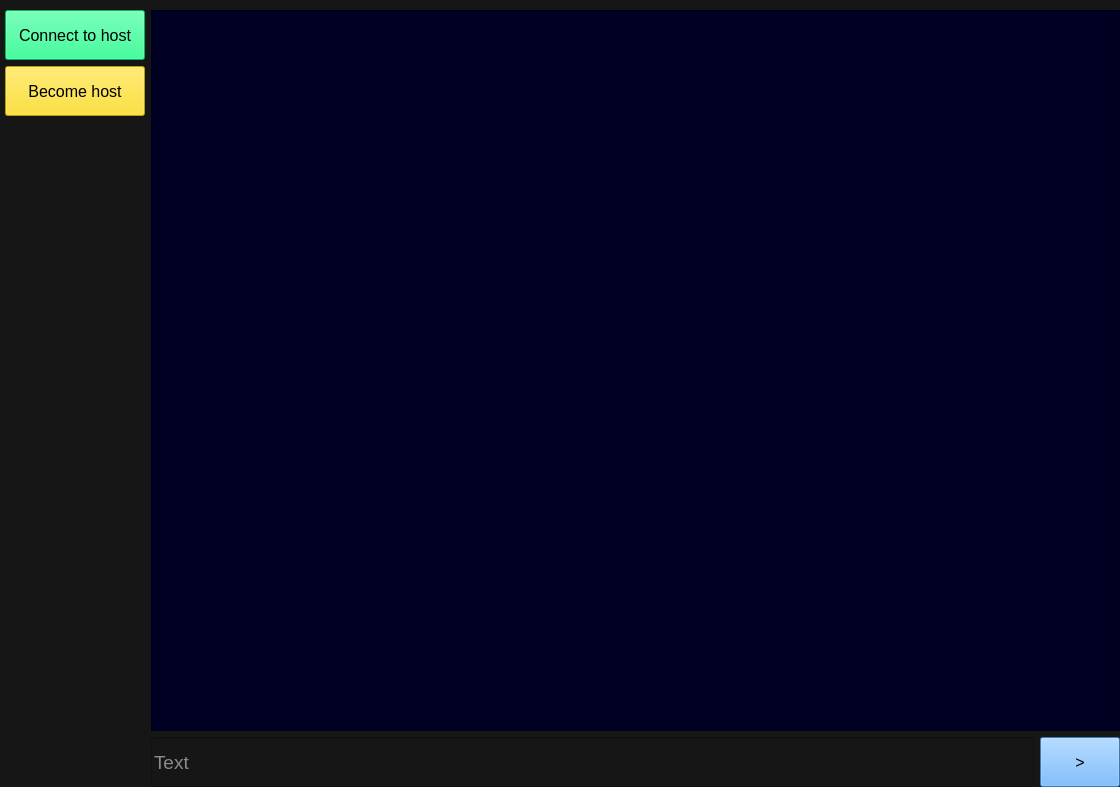
Old version of the form HybridServ/mainwindow.ui in the repository konst337/QT_chat_2023.
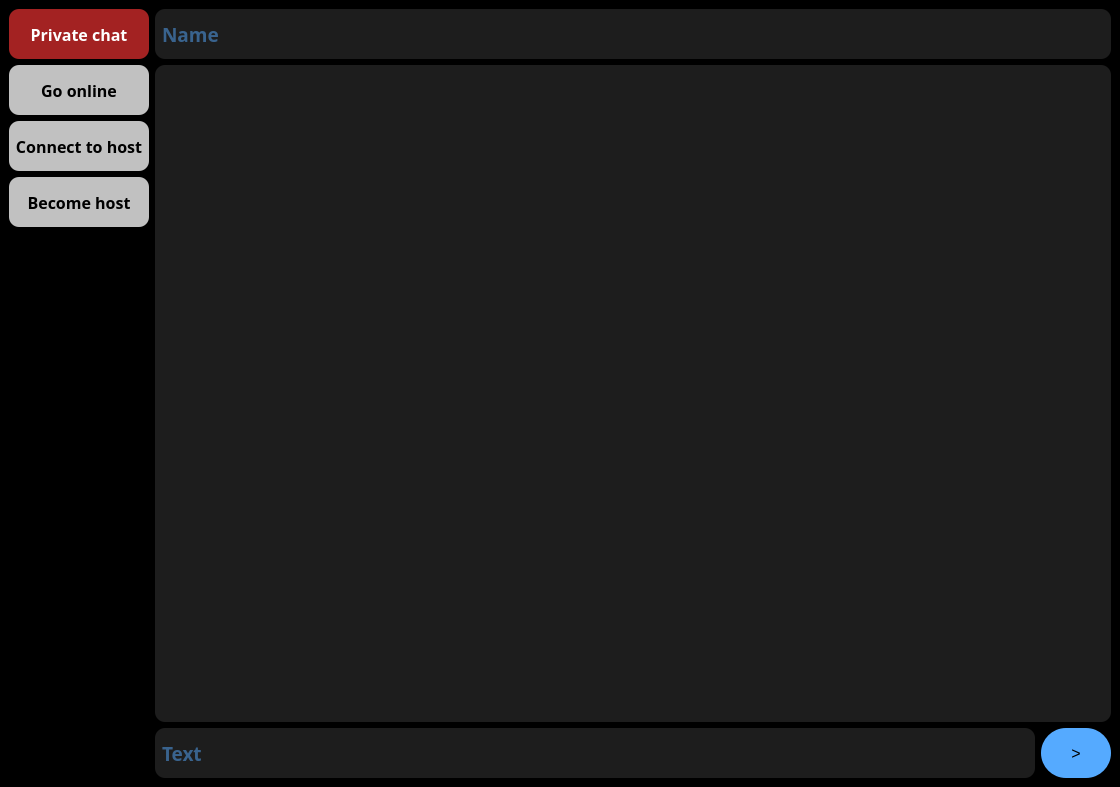
New version of the form.

```diff
--- a/HybridServ/mainwindow.ui
+++ b/HybridServ/mainwindow.ui
@@ -14,27 +14,68 @@
    <string>MainWindow</string>
   </property>
   <property name="styleSheet">
-   <string notr="true">background-color: rgb(22, 22, 22);
-color: rgb(255, 255, 255);</string>
+   <string notr="true">background-color: rgb(0, 0, 0);
+color: rgb(255, 255, 255);
+</string>
   </property>
   <widget class="QWidget" name="centralwidget">
    <layout class="QGridLayout" name="gridLayout_3">
-    <property name="leftMargin">
-     <number>5</number>
-    </property>
-    <property name="topMargin">
-     <number>10</number>
-    </property>
-    <property name="rightMargin">
-     <number>0</number>
-    </property>
-    <property name="bottomMargin">
-     <number>0</number>
-    </property>
     <item row="0" column="0">
      <layout class="QGridLayout" name="gridLayout_2">
       <item row="0" column="0">
        <layout class="QVBoxLayout" name="verticalLayout">
+        <item>
+         <widget class="QPushButton" name="butt_hostServ_3">
+          <property name="minimumSize">
+           <size>
+            <width>140</width>
+            <height>50</height>
+           </size>
+          </property>
+          <property name="font">
+           <font>
+            <family>Arial Black</family>
+            <pointsize>12</pointsize>
+            <bold>true</bold>
+           </font>
+          </property>
+          <property name="styleSheet">
+           <string notr="true">background-color: rgb(163, 34, 34);
+border-radius: 10px;</string>
+          </property>
+          <property name="text">
+           <string>Private chat</string>
+          </property>
+         </widget>
+        </item>
+        <item>
+         <widget class="QPushButton" name="butt_hostServ_2">
+          <property name="minimumSize">
+           <size>
+            <width>140</width>
+            <height>50</height>
+           </size>
+          </property>
+          <property name="font">
+           <font>
+            <family>Arial Black</family>
+            <pointsize>12</pointsize>
+            <bold>true</bold>
+           </font>
+          </property>
+          <property name="cursor">
+           <cursorShape>PointingHandCursor</cursorShape>
+          </property>
+          <property name="styleSheet">
+           <string notr="true">background-color: rgb(193, 193, 193);
+color: rgb(0, 0, 0);
+border-radius: 10px;</string>
+          </property>
+          <property name="text">
+           <string>Go online</string>
+          </property>
+         </widget>
+        </item>
         <item>
          <widget class="QPushButton" name="butt_connServ">
           <property name="minimumSize">
@@ -45,12 +86,15 @@
           </property>
           <property name="font">
            <font>
+            <family>Arial Black</family>
             <pointsize>12</pointsize>
+            <bold>true</bold>
            </font>
           </property>
           <property name="styleSheet">
-           <string notr="true">background-color: rgb(0, 255, 127);
-color: rgb(0, 0, 0);</string>
+           <string notr="true">background-color: rgb(193, 193, 193);
+color: rgb(0, 0, 0);
+border-radius: 10px;</string>
           </property>
           <property name="text">
            <string>Connect to host</string>
@@ -67,12 +111,15 @@
           </property>
           <property name="font">
            <font>
+            <family>Arial Black</family>
             <pointsize>12</pointsize>
+            <bold>true</bold>
            </font>
           </property>
           <property name="styleSheet">
-           <string notr="true">background-color: rgb(255, 218, 7);
-color: rgb(0, 0, 0);</string>
+           <string notr="true">background-color: rgb(193, 193, 193);
+color: rgb(0, 0, 0);
+border-radius: 10px;</string>
           </property>
           <property name="text">
            <string>Become host</string>
@@ -96,19 +143,28 @@
       </item>
       <item row="0" column="1">
        <layout class="QGridLayout" name="gridLayout">
-        <item row="0" column="0">
-         <widget class="QTextEdit" name="textEdit">
-          <property name="font">
-           <font>
-            <pointsize>14</pointsize>
-           </font>
-          </property>
-          <property name="styleSheet">
-           <string notr="true">background-color: rgb(0, 0, 35);</string>
-          </property>
-         </widget>
-        </item>
         <item row="1" column="0">
+         <widget class="QTextEdit" name="textEdit">
+          <property name="font">
+           <font>
+            <family>Arial</family>
+            <pointsize>14</pointsize>
+            <bold>false</bold>
+           </font>
+          </property>
+          <property name="styleSheet">
+           <string notr="true">background-color:rgb(29, 29, 29);
+border-radius: 10px; 
+color: rgb(193, 193, 193);
+padding-left: 5px;
+padding-top: 5px;</string>
+          </property>
+          <property name="readOnly">
+           <bool>true</bool>
+          </property>
+         </widget>
+        </item>
+        <item row="2" column="0">
          <layout class="QHBoxLayout" name="horizontalLayout">
           <item>
            <widget class="QLineEdit" name="lineEdit">
@@ -126,9 +182,20 @@
             </property>
             <property name="font">
              <font>
+              <family>Arial Black</family>
               <pointsize>14</pointsize>
+              <bold>true</bold>
              </font>
             </property>
+            <property name="styleSheet">
+             <string notr="true">padding-left: 5px;
+border-radius: 10px; 
+background-color:rgb(29, 29, 29);
+color: rgb(85, 170, 255);</string>
+            </property>
+            <property name="echoMode">
+             <enum>QLineEdit::Normal</enum>
+            </property>
             <property name="placeholderText">
              <string>Text</string>
             </property>
@@ -149,7 +216,9 @@
             </property>
             <property name="styleSheet">
              <string notr="true">background-color: rgb(85, 170, 255);
-color: rgb(0, 0, 0);</string>
+color: rgb(0, 0, 0);
+border-radius: 25px; 
+</string>
             </property>
             <property name="text">
              <string>&gt;</string>
@@ -158,6 +227,41 @@
           </item>
          </layout>
         </item>
+        <item row="0" column="0">
+         <widget class="QLineEdit" name="nick">
+          <property name="sizePolicy">
+           <sizepolicy hsizetype="Expanding" vsizetype="Fixed">
+            <horstretch>0</horstretch>
+            <verstretch>0</verstretch>
+           </sizepolicy>
+          </property>
+          <property name="minimumSize">
+           <size>
+            <width>0</width>
+            <height>50</height>
+           </size>
+          </property>
+          <property name="font">
+           <font>
+            <family>Arial Black</family>
+            <pointsize>14</pointsize>
+            <bold>true</bold>
+           </font>
+          </property>
+          <property name="styleSheet">
+           <string notr="true">padding-left: 5px;
+border-radius: 10px; 
+background-color:rgb(29, 29, 29);
+color: rgb(85, 170, 255);</string>
+          </property>
+          <property name="text">
+           <string/>
+          </property>
+          <property name="placeholderText">
+           <string>Name</string>
+          </property>
+         </widget>
+        </item>
        </layout>
       </item>
      </layout>
```
Left out of the diff: 10 changed lines with no effect on the pictures.
